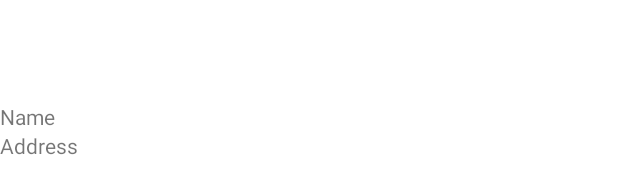
After one commit to IJYang/Sightsee, an Android app: the layout expanded_site_details.xml on its own in the app's theme, with its tools: preview values and no code run, on a phone screen of 412 x 824 dp. The commit adds this screen. Shown: the part 198-392 px from the top of the screen. Run offline under Robolectric (Android 15) with nearby library versions, the phone set to English and light mode, and no system bars.

Commit message:
added site detail page

```diff
--- a/app/src/main/AndroidManifest.xml
+++ b/app/src/main/AndroidManifest.xml
@@ -9,6 +9,7 @@
         android:roundIcon="@mipmap/ic_launcher_round"
         android:supportsRtl="true"
         android:theme="@style/Theme.Sightsee">
+        <activity android:name=".SiteDetailActivity"/>
         <activity android:name=".MainActivity">
             <intent-filter>
                 <action android:name="android.intent.action.MAIN" />
--- /dev/null
+++ b/app/src/main/res/layout/expanded_site_details.xml
@@ -0,0 +1,25 @@
+<?xml version="1.0" encoding="utf-8"?>
+<LinearLayout
+    xmlns:android="http://schemas.android.com/apk/res/android"
+    android:layout_width="match_parent"
+    android:layout_height="match_parent"
+    android:orientation="vertical">
+
+    <ImageView
+        android:id="@+id/siteImage"
+        android:layout_height="200dp"
+        android:layout_width="fill_parent"
+        android:scaleType="centerInside"
+        android:text="Image" />
+    <TextView
+        android:id="@+id/siteName"
+        android:layout_width="wrap_content"
+        android:layout_height="wrap_content"
+        android:text="Name" />
+    <TextView
+        android:id="@+id/siteAddress"
+        android:layout_width="wrap_content"
+        android:layout_height="wrap_content"
+        android:text="Address" />
+
+</LinearLayout>
```
Also changed, not shown: app/src/main/java/com/example/sightsee/MainActivity.java (+16 -0 lines), app/src/main/java/com/example/sightsee/Models/Site.java (+11 -6 lines), app/src/main/java/com/example/sightsee/SiteDetailActivity.java (added, +38 -0 lines).
